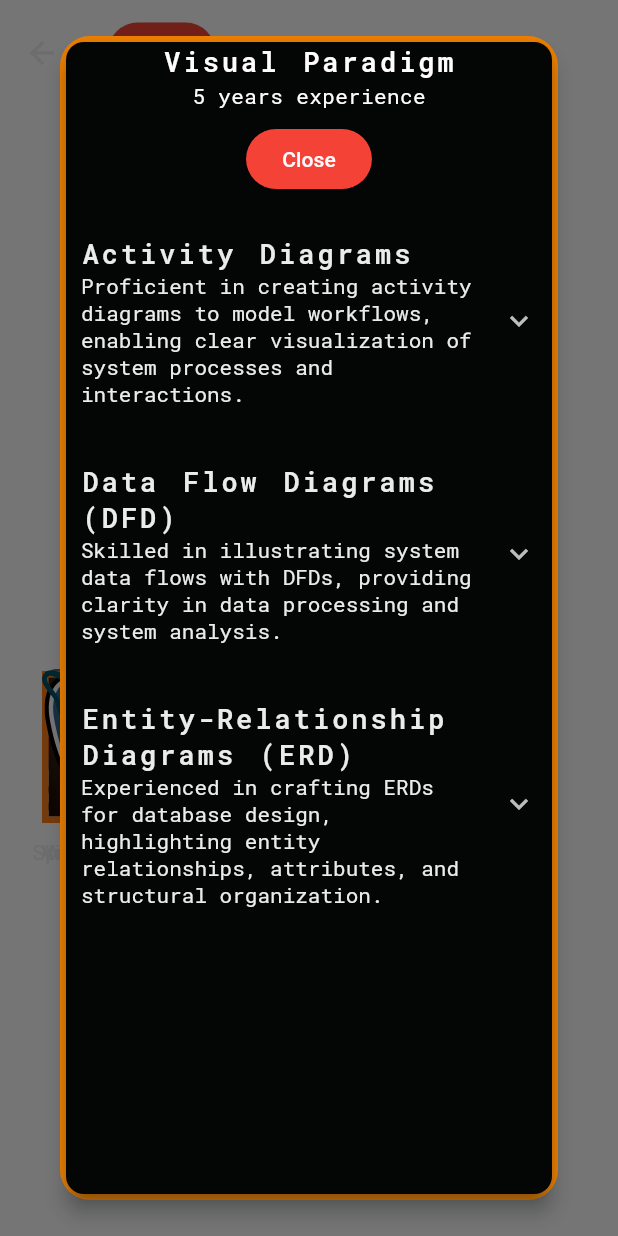
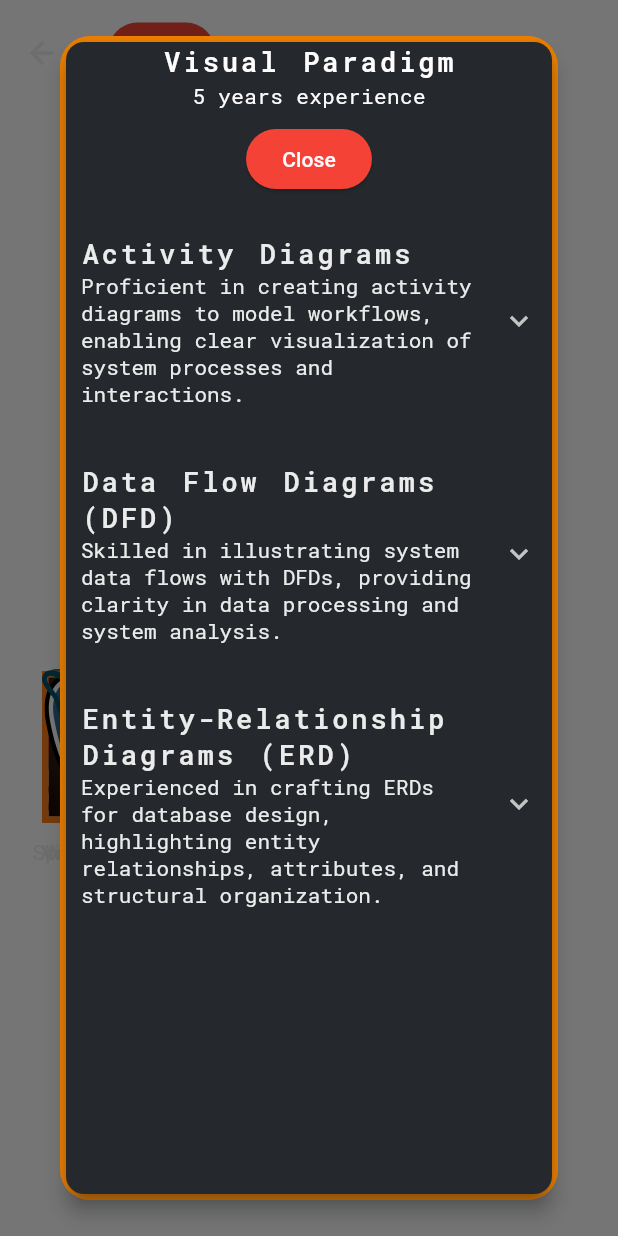
Before and after one commit to bruc3balo/bruce_omukoko_portfolio, a Flutter app: the SkillPlayground screen opened directly, after a tap on "Spring Framework", on a phone screen of 412 x 824 dp. Run offline on Flutter 3.47's test engine with Material 3 defaults, Android fonts, the phone set to English and light mode, and no system bars; drawn by our look-alikes of auto_size_text; our stand-ins replace flutter_svg, google_fonts, hexcolor, loading_animation_widget, rive, scrollable_positioned_list; missing offline and left inert: lru_memory_cache, spinner_date_picker.

Commit message:
background tech

```diff
--- a/lib/pages/skills_playground.dart
+++ b/lib/pages/skills_playground.dart
@@ -15,7 +15,7 @@
   showDialog(
     context: context,
     builder: (_) {
-      var theme = Theme.of(context);
+      final ThemeData theme = Theme.of(context);
       return Dialog(
         insetAnimationCurve: Curves.easeIn,
         insetAnimationDuration: const Duration(seconds: 3),
@@ -24,7 +24,7 @@
         ),
         backgroundColor: orange,
         child: Card(
-          color: Colors.black,
+          color: darkBackground,
           child: Flex(
             direction: Axis.vertical,
             children: <Widget>[
```
Also changed, not shown: 1 other file.
